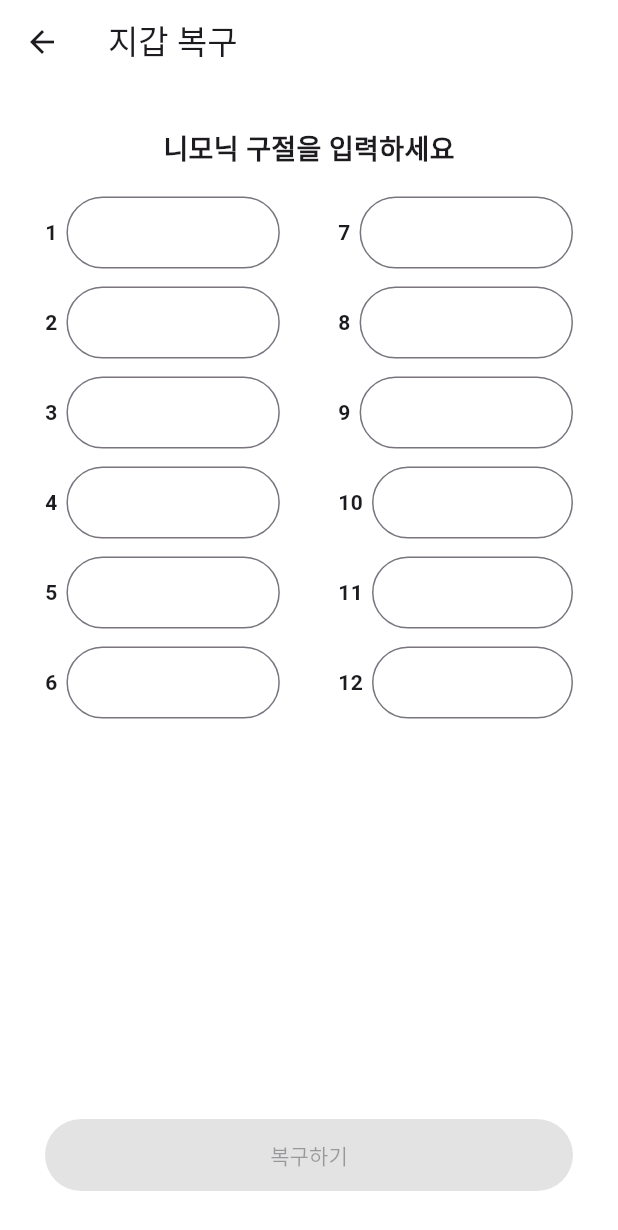
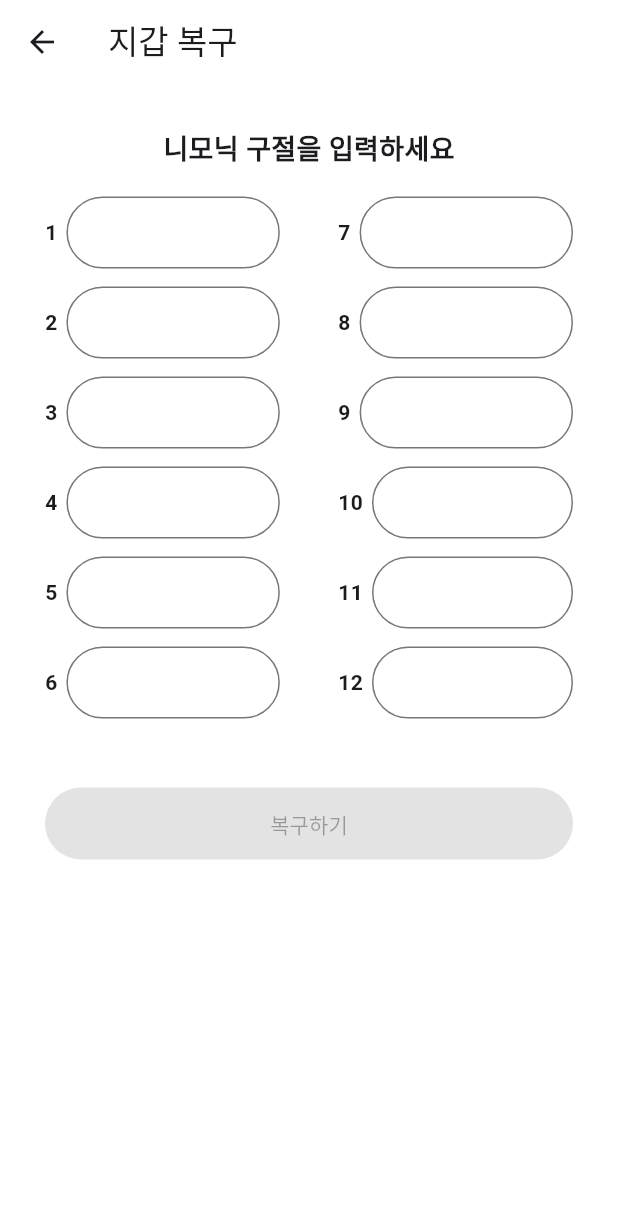
Before and after one commit to angkmfirefoxygal/Eifty, a Flutter app: the WalletRecoveryScreen screen opened directly, on a phone screen of 412 x 824 dp. Shown: the top 1230 px of the screen. Run offline on Flutter 3.47's test engine with Material 3 defaults, Android fonts, the phone set to English and light mode, and no system bars; our stand-ins replace convert, flutter_secure_storage, qr_flutter; missing offline and left inert: bip39, mobile_scanner, web3dart; accounts and stored records are empty.

Commit message:
UI: 니모닉 화면 overflow 에러 수정

```diff
--- a/lib/presentation/screens/create_wallet/wallet_recovery_screen.dart
+++ b/lib/presentation/screens/create_wallet/wallet_recovery_screen.dart
@@ -36,6 +36,7 @@ class _WalletRecoveryScreenState extends State<WalletRecoveryScreen> {
     final isFilled = _isMnemonicFilled();
 
     return Scaffold(
+      resizeToAvoidBottomInset: true,
       appBar: AppBar(
         title: const Text('지갑 복구'),
         forceMaterialTransparency: true,
@@ -67,7 +68,8 @@ class _WalletRecoveryScreenState extends State<WalletRecoveryScreen> {
           },
         ),
       ),
-      body: Padding(
+      body: SafeArea(
+        child: SingleChildScrollView(
           padding: const EdgeInsets.all(30),
           child: Column(
             children: [
@@ -76,8 +78,7 @@ class _WalletRecoveryScreenState extends State<WalletRecoveryScreen> {
                 style: TextStyle(fontSize: 18, fontWeight: FontWeight.bold),
               ),
               const SizedBox(height: 12),
-            Expanded(
-              child: ListView(
+              Column(
                 children: List.generate(6, (i) {
                   return Row(
                     mainAxisAlignment: MainAxisAlignment.spaceBetween,
@@ -105,8 +106,10 @@ class _WalletRecoveryScreenState extends State<WalletRecoveryScreen> {
                   );
                 }),
               ),
-            ),
-            ElevatedButton(
+              const SizedBox(height: 40),
+              SizedBox(
+                width: double.infinity,
+                child: ElevatedButton(
                   onPressed:
                       isFilled
                           ? () {
@@ -118,13 +121,16 @@ class _WalletRecoveryScreenState extends State<WalletRecoveryScreen> {
                           }
                           : null,
                   style: ElevatedButton.styleFrom(
-                backgroundColor: isFilled ? Colors.black : Colors.grey.shade300,
+                    backgroundColor:
+                        isFilled ? Colors.black : Colors.grey.shade300,
                     foregroundColor: Colors.white,
                     minimumSize: const Size.fromHeight(48),
                   ),
                   child: const Text('복구하기'),
                 ),
+              ),
             ],
+          ),
         ),
       ),
     );
--- a/lib/presentation/screens/send/select_recipient_screen.dart
+++ b/lib/presentation/screens/send/select_recipient_screen.dart
@@ -1,7 +1,7 @@
 import 'package:flutter/material.dart';
 import 'package:provider/provider.dart';
 import 'package:eifty/viewmodels/transaction_viewmodel.dart';
-import 'package:eifty/presentation/qr/qr_scan_screen.dart';
+import 'package:eifty/presentation/screens/qr/qr_scan_screen.dart';
 
 class SelectRecipientScreen extends StatefulWidget {
   const SelectRecipientScreen({super.key});
--- a/lib/viewmodels/wallet_viewmodel.dart
+++ b/lib/viewmodels/wallet_viewmodel.dart
@@ -2,7 +2,7 @@ import 'package:flutter/material.dart';
 import 'package:eifty/data/services/secure_storage_service.dart';
 import 'package:eifty/models/wallet_model.dart';
 import 'package:eifty/data/services/wallet_service.dart';
-import 'package:eifty/presentation/screens/wallet_created_screen.dart';
+import 'package:eifty/presentation/screens/create_wallet/wallet_created_screen.dart';
 
 class WalletViewModel extends ChangeNotifier {
   List<WalletModel> _wallets = [];
```
Also changed, not shown: lib/app/app.dart (+4 -4 lines), lib/presentation/screens/create_wallet/wallet_mnemonic_confirm_screen.dart (+12 -7 lines), lib/presentation/screens/create_wallet/wallet_mnemonic_screen.dart (+14 -7 lines). Lines whose indentation alone changed are shown as unchanged.
